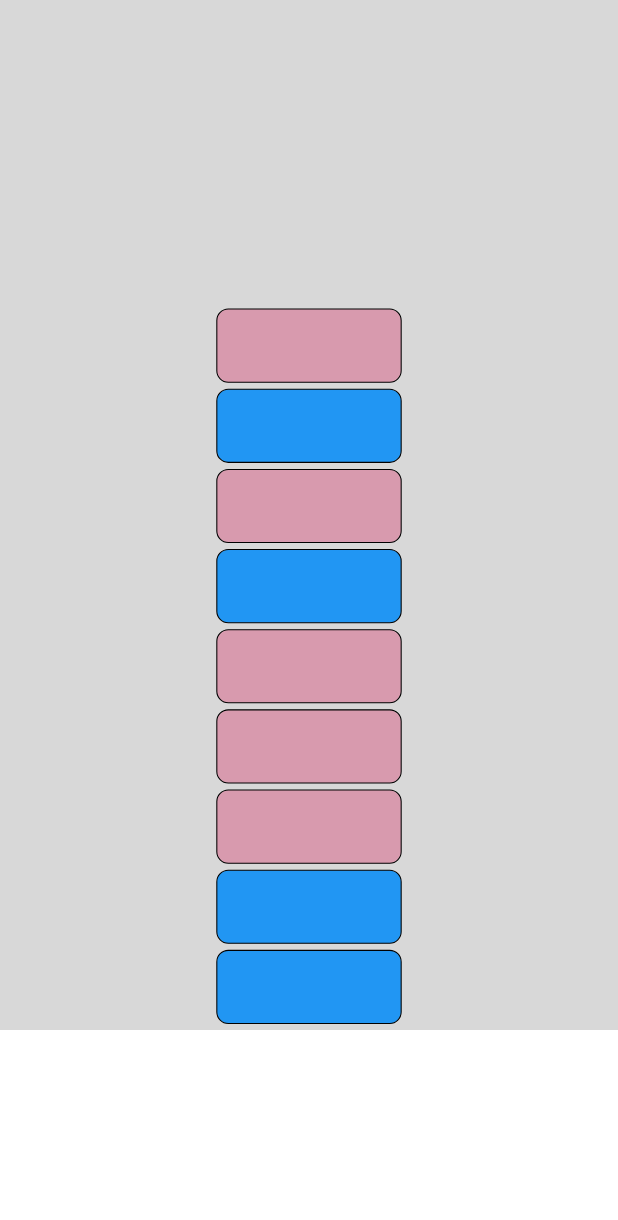
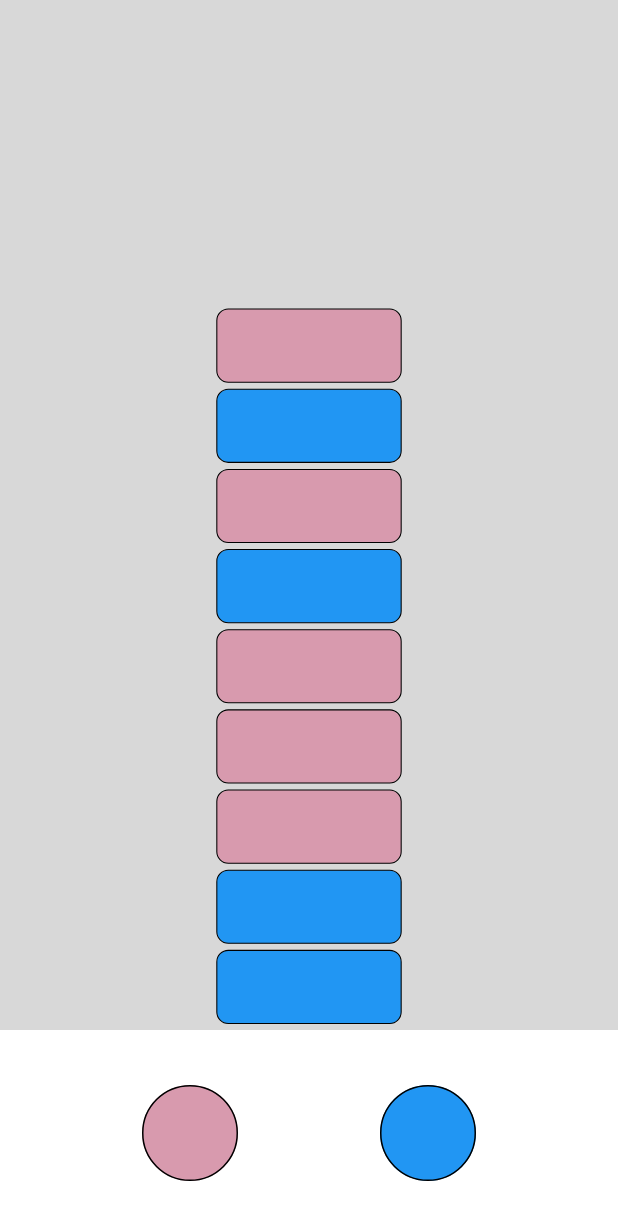
Before and after one commit to Tharamac/TowerBox, a Flutter app: the screen it shows after launch, on a phone screen of 412 x 824 dp. Shown: the top 1220 px of the screen. Run offline on Flutter 3.47's test engine with Material 2 defaults, Android fonts, the phone set to English and light mode, and no system bars.

Commit message:
add button

```diff
--- a/lib/pages/horizontal_tower.dart
+++ b/lib/pages/horizontal_tower.dart
@@ -1,6 +1,9 @@
 import 'package:flutter/material.dart';
+import 'package:tower_box_test/widget/destory_box_btn.dart';
 
 import '../widget/towerbox.dart';
+
+const colors = [Color.fromARGB(255, 216, 154, 174), Colors.blue];
 
 class HorizontalTowerView extends StatelessWidget {
   const HorizontalTowerView({Key? key}) : super(key: key);
@@ -13,6 +16,9 @@ class HorizontalTowerView extends StatelessWidget {
               flex: 16,
               child: Container(
                 color: Colors.white,
+                child: Column(
+                    mainAxisAlignment: MainAxisAlignment.end,
+                    children: [DestroyBoxButton(color: colors[0])]),
               )),
           Expanded(
               flex: 64,
@@ -28,6 +34,9 @@ class HorizontalTowerView extends StatelessWidget {
               flex: 16,
               child: Container(
                 color: Colors.white,
+                child: Column(
+                    mainAxisAlignment: MainAxisAlignment.end,
+                    children: [DestroyBoxButton(color: colors[1])]),
               )),
         ],
       ));
--- a/lib/pages/vertical_tower.dart
+++ b/lib/pages/vertical_tower.dart
@@ -2,7 +2,10 @@ import 'package:flutter/cupertino.dart';
 import 'package:flutter/material.dart';
 import 'package:flutter/src/foundation/key.dart';
 import 'package:flutter/src/widgets/framework.dart';
+import 'package:tower_box_test/widget/destory_box_btn.dart';
 import 'package:tower_box_test/widget/towerbox.dart';
+
+const colors = [Color.fromARGB(255, 216, 154, 174), Colors.blue];
 
 class VerticalTowerView extends StatelessWidget {
   const VerticalTowerView({Key? key}) : super(key: key);
@@ -22,10 +25,16 @@ class VerticalTowerView extends StatelessWidget {
                         : const SizedBox(height: 4)),
               )),
           Expanded(
-              flex: 16,
-              child: Container(
-                color: Colors.white,
-              )),
+            flex: 16,
+            child: Container(
+              color: Colors.white,
+              child: Row(
+                  mainAxisAlignment: MainAxisAlignment.spaceEvenly,
+                  children: colors
+                      .map((e) => Flexible(child: DestroyBoxButton(color: e)))
+                      .toList()),
+            ),
+          )
         ],
       ));
 }
--- /dev/null
+++ b/lib/widget/destory_box_btn.dart
@@ -0,0 +1,25 @@
+import 'package:flutter/cupertino.dart';
+import 'package:flutter/material.dart';
+import 'package:flutter/src/foundation/key.dart';
+import 'package:flutter/src/widgets/framework.dart';
+
+class DestroyBoxButton extends StatelessWidget {
+  final Color color;
+
+  const DestroyBoxButton({Key? key, required this.color}) : super(key: key);
+
+  @override
+  Widget build(BuildContext context) {
+    return ElevatedButton(
+      onPressed: () {},
+      style: ElevatedButton.styleFrom(
+          primary: color,
+          shape: const CircleBorder(),
+          padding: const EdgeInsets.all(32),
+          shadowColor: null,
+          elevation: 0,
+          side: const BorderSide(color: Colors.black)),
+      child: null,
+    );
+  }
+}
--- a/lib/widget/towerbox.dart
+++ b/lib/widget/towerbox.dart
@@ -6,10 +6,10 @@ import 'package:flutter/src/foundation/key.dart';
 import 'package:flutter/src/widgets/framework.dart';
 
 final _random = Random();
+const colors = [Color.fromARGB(255, 216, 154, 174), Colors.blue];
 
 class TowerBox extends StatelessWidget {
   const TowerBox({Key? key}) : super(key: key);
-  static const colors = [Color.fromARGB(255, 216, 154, 174), Colors.blue];
 
   @override
   Widget build(BuildContext context) {
```
